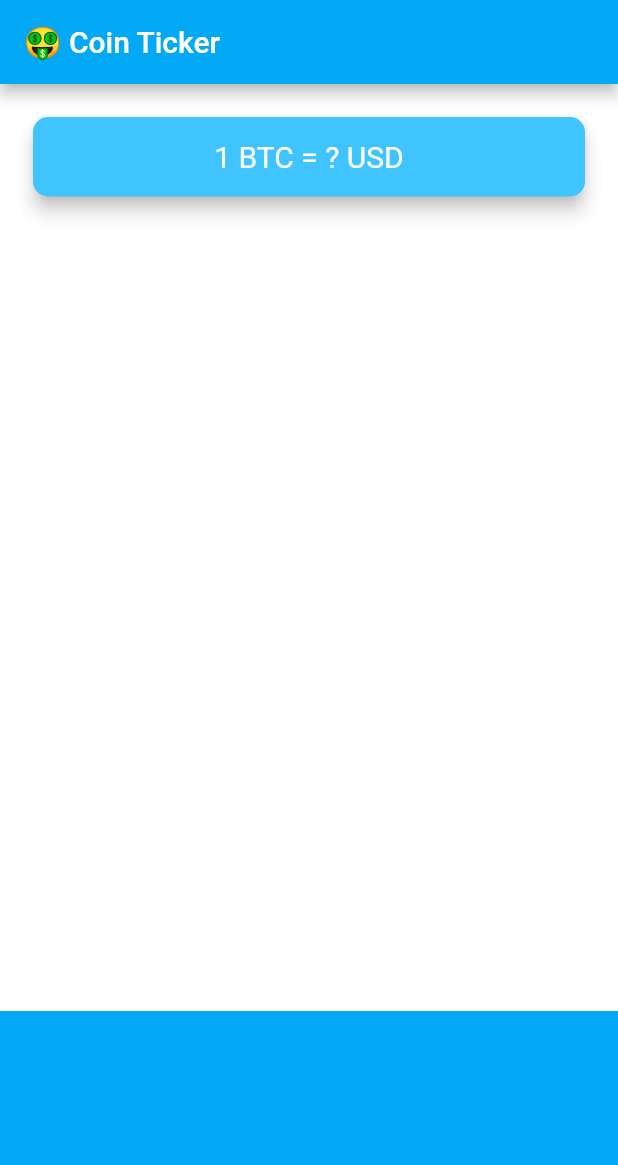
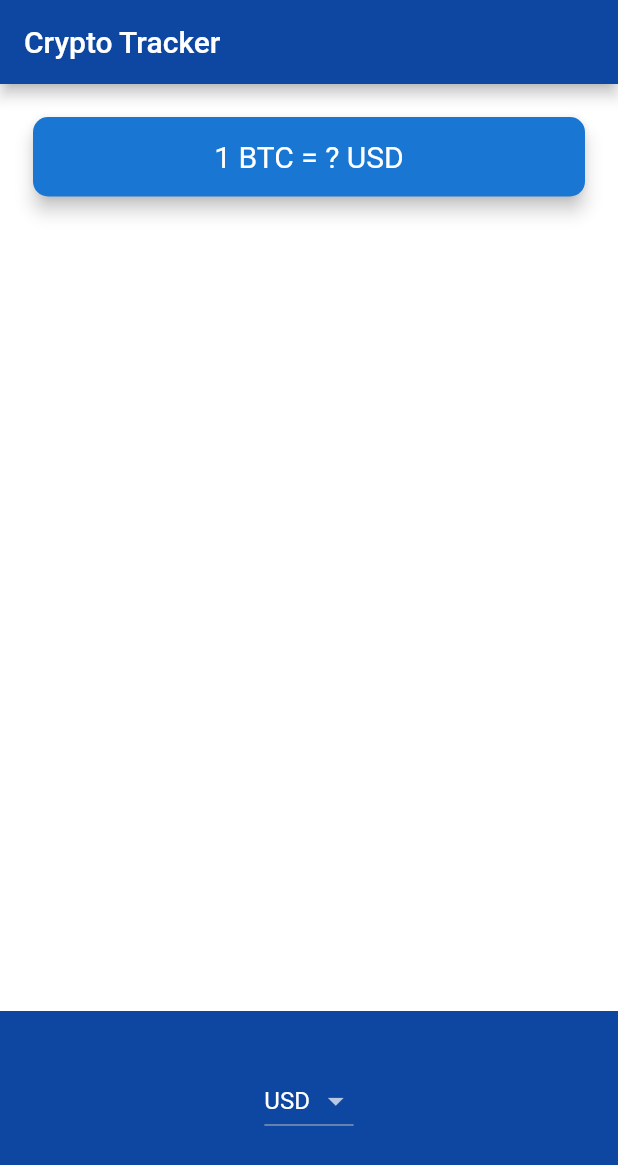
Before and after one commit to pawarhrishi21/Crypto-price-tracking-flutter, a Flutter app: the screen it shows after launch, on a phone screen of 412 x 824 dp. Shown: the top 1165 px of the screen. Run offline on Flutter 3.47's test engine with Material 2 defaults, Android fonts, the phone set to English and light mode, and no system bars.

Commit message:
Deployed both the currency dropdowns for iOS and Android

```diff
--- a/lib/coin_data.dart
+++ b/lib/coin_data.dart
@@ -1,3 +1,5 @@
+import 'package:flutter/material.dart';
+
 const List<String> currenciesList = [
   'AUD',
   'BRL',
@@ -28,4 +30,6 @@ const List<String> cryptoList = [
   'LTC',
 ];
 
-class CoinData {}
+class CoinData {
+  CoinData();
+}
--- a/lib/main.dart
+++ b/lib/main.dart
@@ -8,7 +8,7 @@ class MyApp extends StatelessWidget {
   Widget build(BuildContext context) {
     return MaterialApp(
       theme: ThemeData.dark().copyWith(
-          primaryColor: Colors.lightBlue,
+          primaryColor: Colors.blue[900],
           scaffoldBackgroundColor: Colors.white),
       home: PriceScreen(),
     );
--- a/lib/price_screen.dart
+++ b/lib/price_screen.dart
@@ -1,4 +1,7 @@
+import 'package:flutter/cupertino.dart';
 import 'package:flutter/material.dart';
+import 'coin_data.dart';
+import 'dart:io' show Platform;
 
 class PriceScreen extends StatefulWidget {
   @override
@@ -6,11 +9,59 @@ class PriceScreen extends StatefulWidget {
 }
 
 class _PriceScreenState extends State<PriceScreen> {
+  Widget getAndroidDropdown() {
+    List<DropdownMenuItem<String>> dropDownItems = [];
+    // String item;
+    for (var item in currenciesList) {
+      dropDownItems.add(
+        DropdownMenuItem(
+          child: Text(item),
+          value: item,
+        ),
+      );
+    }
+    DropdownButton dropdownButton = DropdownButton<String>(
+        value: selectedCurrency,
+        items: dropDownItems,
+        onChanged: (value) {
+          setState(() {
+            selectedCurrency = value;
+          });
+        });
+    return dropdownButton;
+  }
+
+  Widget getDropDownItemsCupertino() {
+    List<Text> dropDownItemsCupertino = [];
+    for (String item in currenciesList) {
+      dropDownItemsCupertino.add(Text(
+        item,
+        style: TextStyle(color: Colors.white),
+      ));
+    }
+
+    CupertinoPicker cupertinoPicker = CupertinoPicker(
+      backgroundColor: Colors.blue[900],
+      itemExtent: 32,
+      onSelectedItemChanged: (value) {
+        setState(() {
+          selectedCurrencyCupertino = currenciesList[value];
+          print(value);
+        });
+      },
+      children: dropDownItemsCupertino,
+    );
+    return cupertinoPicker;
+  }
+
+  String selectedCurrency = 'USD';
+  String selectedCurrencyCupertino = 'USD';
   @override
+  //dropDownItems =
   Widget build(BuildContext context) {
     return Scaffold(
       appBar: AppBar(
-        title: Text('🤑 Coin Ticker'),
+        title: Text('Crypto Tracker'),
       ),
       body: Column(
         mainAxisAlignment: MainAxisAlignment.spaceBetween,
@@ -19,7 +70,7 @@ class _PriceScreenState extends State<PriceScreen> {
           Padding(
             padding: EdgeInsets.fromLTRB(18.0, 18.0, 18.0, 0),
             child: Card(
-              color: Colors.lightBlueAccent,
+              color: Colors.blue[700],
               elevation: 5.0,
               shape: RoundedRectangleBorder(
                 borderRadius: BorderRadius.circular(10.0),
@@ -41,8 +92,10 @@ class _PriceScreenState extends State<PriceScreen> {
             height: 150.0,
             alignment: Alignment.center,
             padding: EdgeInsets.only(bottom: 30.0),
-            color: Colors.lightBlue,
-            child: null,
+            color: Colors.blue[900],
+            child: Platform.isIOS
+                ? getDropDownItemsCupertino()
+                : getAndroidDropdown(),
           ),
         ],
       ),
```
Also changed, not shown: 3 other files.
